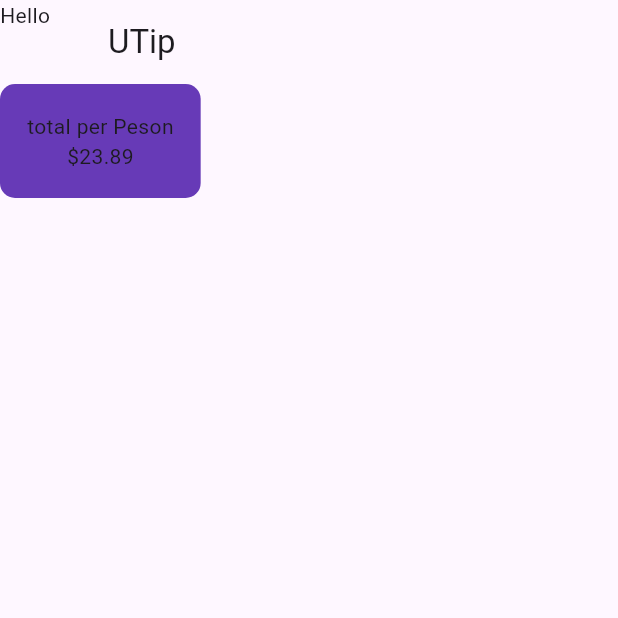
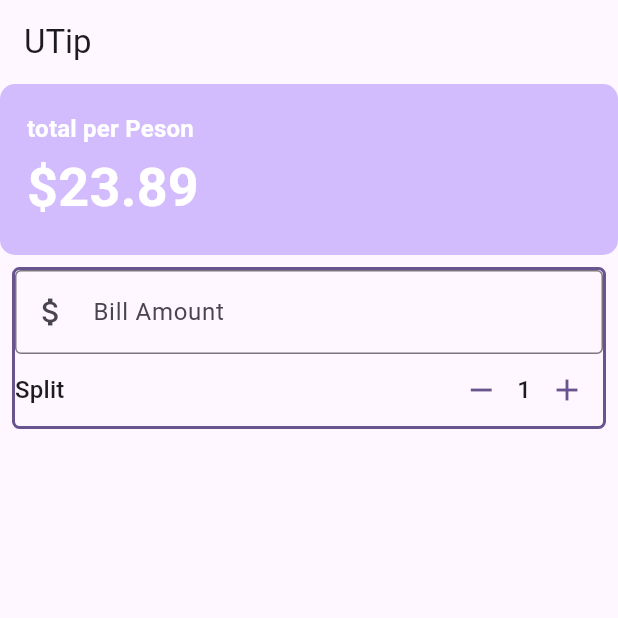
Before and after one commit to LuckyKhanyile/UTip, a Flutter app: the screen it shows after launch, on a phone screen of 412 x 824 dp, the top half of it. Run offline on Flutter 3.47's test engine with Material 3 defaults, Android fonts, the phone set to English and light mode, and no system bars.

Commit message:
increment and decrement

```diff
--- a/lib/main.dart
+++ b/lib/main.dart
@@ -1,5 +1,8 @@
+import 'dart:io';
+
 import 'package:flutter/material.dart';
 import 'package:flutter/widgets.dart';
+//import 'package:flutter/widgets.dart';
 
 void main() {
   runApp(const MyApp());
@@ -12,7 +15,7 @@ class MyApp extends StatelessWidget {
   @override
   Widget build(BuildContext context) {
     return MaterialApp(
-      title: 'Flutter Demo',
+      title: 'UTip App',
       theme: ThemeData(
 
         colorScheme: ColorScheme.fromSeed(seedColor: Colors.deepPurple),
@@ -31,12 +34,38 @@ class UTip extends StatefulWidget {
 }
 
 class _UTipState extends State<UTip> {
+  int _personCount = 1;
+
+  //Methods
+  void increment(){
+    setState(() {
+      _personCount++;
+    });
+  }
+
+  void decrement(){
+    setState(() {
+      if(_personCount>0){
+        _personCount--;
+      }
+
+    });
+
+  }
+    //add style
   @override
   Widget build(BuildContext context) {
+    var theme = Theme.of(context);
+
+    final style = theme.textTheme.titleMedium!.copyWith(
+      color: theme.colorScheme.onPrimary,
+      fontWeight: FontWeight.bold,
+
+    );
     return Scaffold(
       appBar: AppBar(
         title: const Text('UTip'),
-        leading: const Text("Hello"),
+       // leading: const Text("Hello"),
       ),
       body:  Column(
         mainAxisAlignment: MainAxisAlignment.start,
@@ -44,18 +73,76 @@ class _UTipState extends State<UTip> {
            Container(
             padding: const EdgeInsets.all(18),
             decoration:  BoxDecoration(
-              color: Colors.deepPurple,
+              color: theme.colorScheme.inversePrimary,
               borderRadius: BorderRadius.circular(10)
               ),
 
-            child: const Column(
+            child: Column(
+              crossAxisAlignment: CrossAxisAlignment.stretch,
+
               children: [
-                Text("total per Peson"),
-                Text("\$23.89"),
+
+                Text("total per Peson",style: style,),
+                Text("\$23.89", style: style.copyWith(
+                  color: theme.colorScheme.onPrimary,
+                  fontSize: theme.textTheme.displaySmall?.fontSize
+                ),),
+
               ],
             )),
+        Padding(
+                  padding: const EdgeInsets.all(8.0),
+                  child: Container(
+
+                   decoration: BoxDecoration(
+                      borderRadius: BorderRadius.circular(5),
+                      border:Border.all(
+                        color: theme.colorScheme.primary,
+                        width: 2
+                      )
+                    ),
+                  child: Column(
+                    mainAxisAlignment: MainAxisAlignment.start,
+                    children: [
+
+                     TextField(
+                      decoration: const InputDecoration(
+                        border: OutlineInputBorder(),
+                        prefixIcon: Icon(Icons.attach_money),
+                        labelText: 'Bill Amount',
+                      ),
+                      keyboardType: TextInputType.number,
+                      onChanged: (String value) {},
+                     ),
+
+                    Row(
+                      mainAxisAlignment: MainAxisAlignment.spaceBetween,
+                      children: [
+                        Text('Split',
+                        style: theme.textTheme.titleMedium,),
+                         Row(
+
+                          children: [
+                            IconButton(
+                              color: theme.colorScheme.primary,
+                              onPressed:decrement, icon: const Icon(Icons.remove)),
+                            Text(_personCount.toString(), style: theme.textTheme.titleMedium,),
+                            IconButton(
+                              color: theme.colorScheme.primary,
+                            onPressed: increment, icon: const Icon(Icons.add))
+                          ],
+                        )
+                      ],
+                    )
+                    ],
+                  ),
+                  ),
+                )
+
         ],
       ),
     );
   }
+
+
 }
```
